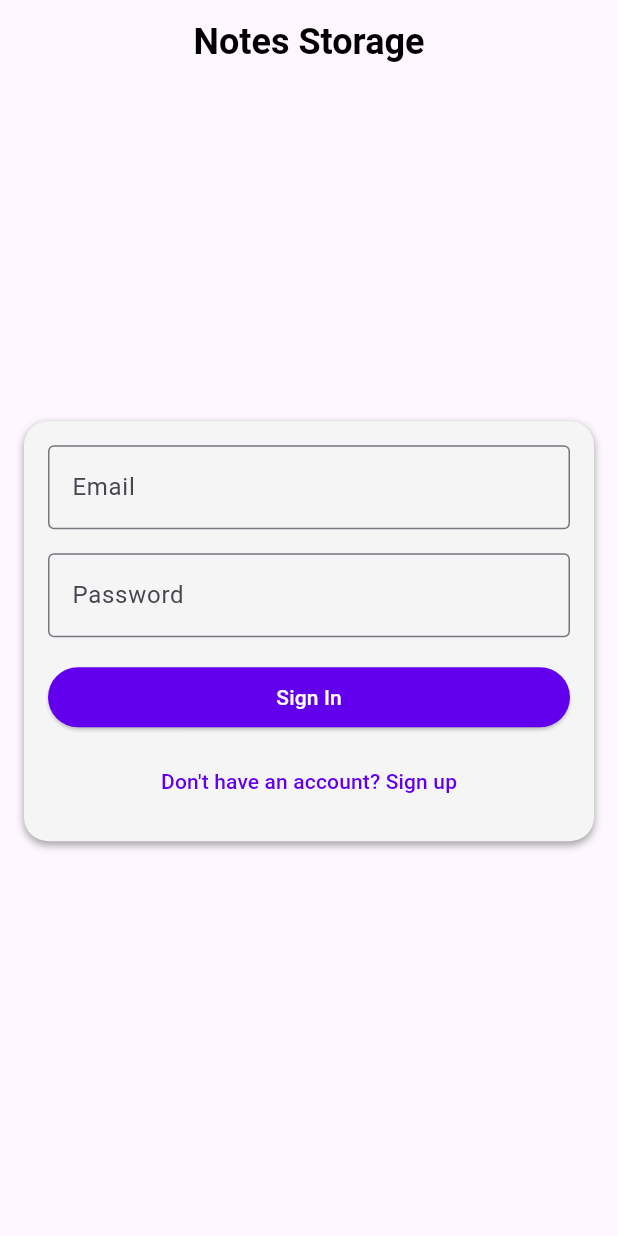
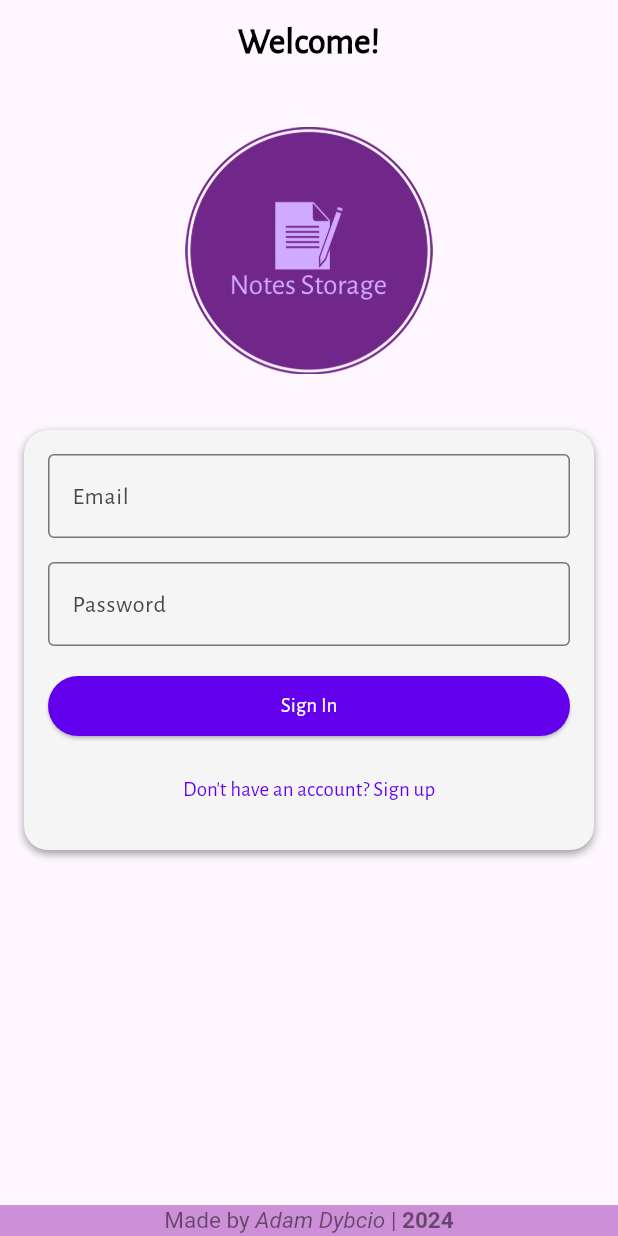
Before and after one commit to AdamDybcio/Notes-App, a Flutter app: the screen it shows after launch, on a phone screen of 412 x 824 dp. Run offline on Flutter 3.47's test engine with Material 3 defaults, Android fonts, the phone set to English and light mode, and no system bars; drawn by our look-alikes of flutter_animate; our stand-ins replace analog_clock, animated_background, animated_bottom_navigation_bar, cloud_firestore, firebase_auth, firebase_core and 7 more; missing offline and left inert: image_painter; accounts and stored records are empty.

Commit message:
Rebuilt login/register screen UI as the 2.0 version + visual changes

```diff
--- a/lib/features/notes_app/presentation/bloc/cubit/auth_cubit.dart
+++ b/lib/features/notes_app/presentation/bloc/cubit/auth_form_cubit.dart
@@ -1,8 +1,8 @@
 import 'package:flutter_bloc/flutter_bloc.dart';
 
-part 'auth_state.dart';
+part 'auth_form_state.dart';
 
-class AuthCubit extends Cubit<AuthState> {
+class AuthCubit extends Cubit<AuthFormState> {
   AuthCubit() : super(AuthLoginForm());
 
   void changeForm() {
--- /dev/null
+++ b/lib/features/notes_app/presentation/bloc/cubit/auth_form_state.dart
@@ -0,0 +1,18 @@
+part of 'auth_form_cubit.dart';
+
+class AuthFormState {
+  AuthFormState();
+}
+
+class AuthLoginForm extends AuthFormState {
+  AuthLoginForm();
+}
+
+class AuthChangingForm extends AuthFormState {
+  final AuthFormState prevState;
+  AuthChangingForm(this.prevState);
+}
+
+class AuthRegisterForm extends AuthFormState {
+  AuthRegisterForm();
+}
--- a/lib/features/notes_app/presentation/bloc/cubit/auth_state.dart
+++ /dev/null
@@ -1,30 +0,0 @@
-part of 'auth_cubit.dart';
-
-class AuthState {
-  AuthState();
-}
-
-class AuthLoginForm extends AuthState {
-  AuthLoginForm();
-}
-
-class AuthChangingForm extends AuthState {
-  final AuthState prevState;
-  AuthChangingForm(this.prevState);
-}
-
-class AuthRegisterForm extends AuthState {
-  AuthRegisterForm();
-}
-
-class AuthTry extends AuthState {
-  AuthTry();
-}
-
-class AuthSuccess extends AuthState {
-  AuthSuccess();
-}
-
-class AuthError extends AuthState {
-  AuthError();
-}
--- a/lib/features/notes_app/presentation/pages/login_screen.dart
+++ b/lib/features/notes_app/presentation/pages/login_screen.dart
@@ -1,10 +1,12 @@
 import 'package:flutter/material.dart';
+import 'package:flutter_animate/flutter_animate.dart';
 import 'package:flutter_bloc/flutter_bloc.dart';
 
 import '../../../../core/themes/theme.dart';
-import '../bloc/cubit/auth_cubit.dart';
-import '../widgets/login/login_form.dart';
-import '../widgets/login/register_form.dart';
+import '../bloc/cubit/auth_form_cubit.dart';
+import '../widgets/login_screen/auth_forms/login_form.dart';
+import '../widgets/login_screen/auth_forms/register_form.dart';
+import '../widgets/login_screen/footer/author_footer.dart';
 
 class LoginScreen extends StatelessWidget {
   const LoginScreen({super.key});
@@ -18,10 +20,11 @@ class LoginScreen extends StatelessWidget {
         FocusScope.of(context).unfocus();
       },
       child: Scaffold(
+        resizeToAvoidBottomInset: false,
         appBar: AppBar(
           title: const Center(
             child: Text(
-              'Notes Storage',
+              'Welcome!',
               style: TextStyle(
                 color: AppTheme.lightTextColor,
                 fontSize: 24,
@@ -35,13 +38,29 @@ class LoginScreen extends StatelessWidget {
             mainAxisAlignment: MainAxisAlignment.start,
             children: [
               SizedBox(
-                height: MediaQuery.of(context).size.height * 0.1,
+                height: MediaQuery.of(context).size.height * 0.01,
               ),
-              const SizedBox(height: 60.0), // Wolne miejsce na logo aplikacji
               SizedBox(
-                height: MediaQuery.of(context).size.height * 0.1,
+                height: MediaQuery.of(context).size.height * 0.25,
+                width: MediaQuery.of(context).size.height * 0.25,
+                child: Center(
+                  child: SizedBox(
+                    height: MediaQuery.of(context).size.height * 0.2,
+                    width: MediaQuery.of(context).size.height * 0.2,
+                    child: Image.asset('lib/core/assets/app_logo.png')
+                        .animate()
+                        .scale(duration: 1500.ms, curve: Curves.bounceOut)
+                        .shimmer(
+                            delay: 1500.ms,
+                            duration: 2500.ms,
+                            curve: Curves.linear),
+                  ),
+                ),
               ),
-              BlocBuilder<AuthCubit, AuthState>(
+              SizedBox(
+                height: MediaQuery.of(context).size.height * 0.02,
+              ),
+              BlocBuilder<AuthCubit, AuthFormState>(
                 builder: (context, state) {
                   return AnimatedOpacity(
                     duration: const Duration(milliseconds: 500),
@@ -70,8 +89,19 @@ class LoginScreen extends StatelessWidget {
                                       : RegisterForm(authCubit: authCubit))
                                   : null),
                     ),
-                  );
+                  ).animate().scale(
+                      delay: 1000.ms,
+                      duration: 1500.ms,
+                      curve: Curves.bounceOut);
                 },
+              ),
+              Expanded(
+                child: Align(
+                  alignment: Alignment.bottomCenter,
+                  child: const AuthorFooter()
+                      .animate()
+                      .fadeIn(duration: 750.ms, curve: Curves.linear),
+                ),
               ),
             ],
           ),
--- a/lib/features/notes_app/presentation/widgets/login/register_form.dart
+++ b/lib/features/notes_app/presentation/widgets/login_screen/auth_forms/login_form.dart
@@ -1,10 +1,11 @@
 import 'package:flutter/material.dart';
+import 'package:notes_umk/old_version/screens/home_screen.dart';
 
-import '../../../../../core/themes/theme.dart';
-import '../../bloc/cubit/auth_cubit.dart';
+import '../../../../../../core/themes/theme.dart';
+import '../../../bloc/cubit/auth_form_cubit.dart';
 
-class RegisterForm extends StatelessWidget {
-  const RegisterForm({
+class LoginForm extends StatelessWidget {
+  const LoginForm({
     super.key,
     required this.authCubit,
   });
@@ -32,23 +33,19 @@ class RegisterForm extends StatelessWidget {
           obscureText: true,
         ),
         const SizedBox(height: 16.0),
-        const TextField(
-          decoration: InputDecoration(
-            labelText: 'Repeat password',
-            border: OutlineInputBorder(),
-          ),
-          obscureText: true,
-        ),
-        const SizedBox(height: 16.0),
         ElevatedButton(
           onPressed: () {
-            // Implementuj logikę logowania/rejestracji
+            Navigator.of(context).push(
+              MaterialPageRoute(
+                builder: (context) => HomeScreen(false),
+              ),
+            );
           },
           style: ElevatedButton.styleFrom(
             foregroundColor: AppTheme.buttonText,
             backgroundColor: AppTheme.buttonColor,
           ),
-          child: const Text('Create an acccount'),
+          child: const Text('Sign In'),
         ),
         const SizedBox(height: 8.0),
         TextButton(
@@ -56,7 +53,7 @@ class RegisterForm extends StatelessWidget {
             authCubit.changeForm();
           },
           child: const Text(
-            'Have an account? Sign in',
+            'Don\'t have an account? Sign up',
             style: TextStyle(color: AppTheme.buttonColor),
           ),
         ),
--- a/lib/features/notes_app/presentation/widgets/login/login_form.dart
+++ b/lib/features/notes_app/presentation/widgets/login_screen/auth_forms/register_form.dart
@@ -1,11 +1,10 @@
 import 'package:flutter/material.dart';
-import 'package:notes_umk/old_version/screens/home_screen.dart';
 
-import '../../../../../core/themes/theme.dart';
-import '../../bloc/cubit/auth_cubit.dart';
+import '../../../../../../core/themes/theme.dart';
+import '../../../bloc/cubit/auth_form_cubit.dart';
 
-class LoginForm extends StatelessWidget {
-  const LoginForm({
+class RegisterForm extends StatelessWidget {
+  const RegisterForm({
     super.key,
     required this.authCubit,
   });
@@ -33,19 +32,23 @@ class LoginForm extends StatelessWidget {
           obscureText: true,
         ),
         const SizedBox(height: 16.0),
+        const TextField(
+          decoration: InputDecoration(
+            labelText: 'Repeat password',
+            border: OutlineInputBorder(),
+          ),
+          obscureText: true,
+        ),
+        const SizedBox(height: 16.0),
         ElevatedButton(
           onPressed: () {
-            Navigator.of(context).push(
-              MaterialPageRoute(
-                builder: (context) => HomeScreen(false),
-              ),
-            );
+            // Implementuj logikę logowania/rejestracji
           },
           style: ElevatedButton.styleFrom(
             foregroundColor: AppTheme.buttonText,
             backgroundColor: AppTheme.buttonColor,
           ),
-          child: const Text('Sign In'),
+          child: const Text('Create an acccount'),
         ),
         const SizedBox(height: 8.0),
         TextButton(
@@ -53,7 +56,7 @@ class LoginForm extends StatelessWidget {
             authCubit.changeForm();
           },
           child: const Text(
-            'Don\'t have an account? Sign up',
+            'Have an account? Sign in',
             style: TextStyle(color: AppTheme.buttonColor),
           ),
         ),
--- /dev/null
+++ b/lib/features/notes_app/presentation/widgets/login_screen/footer/author_footer.dart
@@ -0,0 +1,57 @@
+import 'package:flutter/material.dart';
+
+class AuthorFooter extends StatelessWidget {
+  const AuthorFooter({
+    super.key,
+  });
+
+  @override
+  Widget build(BuildContext context) {
+    return Container(
+      width: MediaQuery.of(context).size.width,
+      height: MediaQuery.of(context).size.height * 0.025,
+      decoration: BoxDecoration(
+        color: Colors.purple.withOpacity(0.5),
+      ),
+      child: Center(
+        child: Opacity(
+          opacity: 0.5,
+          child: RichText(
+            text: const TextSpan(
+              text: 'Made by ',
+              style: TextStyle(
+                color: Colors.black,
+                fontSize: 15,
+              ),
+              children: [
+                TextSpan(
+                  text: 'Adam Dybcio',
+                  style: TextStyle(
+                    color: Colors.black,
+                    fontSize: 15,
+                    fontStyle: FontStyle.italic,
+                  ),
+                ),
+                TextSpan(
+                  text: ' | ',
+                  style: TextStyle(
+                    color: Colors.black,
+                    fontSize: 15,
+                  ),
+                ),
+                TextSpan(
+                  text: '2024',
+                  style: TextStyle(
+                    color: Colors.black,
+                    fontSize: 15,
+                    fontWeight: FontWeight.bold,
+                  ),
+                ),
+              ],
+            ),
+          ),
+        ),
+      ),
+    );
+  }
+}
--- a/lib/main.dart
+++ b/lib/main.dart
@@ -1,7 +1,7 @@
 import 'package:firebase_core/firebase_core.dart';
 import 'package:flutter/material.dart';
 import 'package:flutter_bloc/flutter_bloc.dart';
-import 'package:notes_umk/features/notes_app/presentation/bloc/cubit/auth_cubit.dart';
+import 'package:notes_umk/features/notes_app/presentation/bloc/cubit/auth_form_cubit.dart';
 
 import 'features/notes_app/presentation/pages/login_screen.dart';
 
@@ -27,8 +27,9 @@ class MyApp extends StatelessWidget {
         debugShowCheckedModeBanner: false,
         title: 'Notes Storage',
         theme: ThemeData(
-          primarySwatch: Colors.red,
+          primarySwatch: Colors.purple,
           useMaterial3: true,
+          fontFamily: 'Alegreya-Sans',
         ),
         home: const LoginScreen(),
       ),
```
Also changed, not shown: pubspec.yaml (+9 -5 lines), lib/core/assets/app_logo.png (added), lib/core/fonts/Alegreya-Sans.ttf (added), pubspec.lock.
